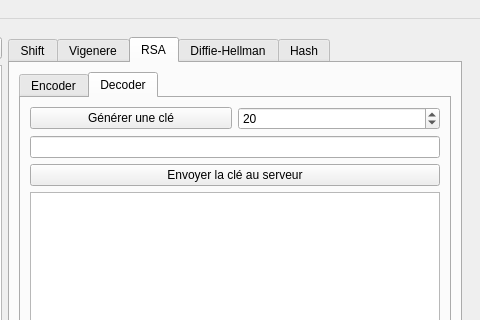
This is crypto_client.ui in aa-augsburger/ISC_Crypto as Qt 5 draws it before an edit; both pictures show x 471 to 951 and y 0 to 320 of the 951 by 762 pixel window. The edited form follows.
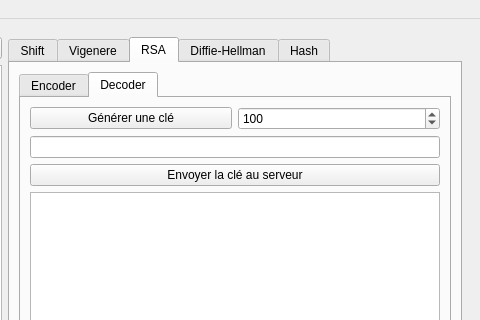
This is the edited form. The open tabs and pages were chosen to show the change.

Diff of the .ui file:
```diff
--- a/crypto_client.ui
+++ b/crypto_client.ui
@@ -558,8 +558,11 @@
                    </item>
                    <item>
                     <widget class="QSpinBox" name="rsa_decode_length">
+                     <property name="maximum">
+                      <number>300</number>
+                     </property>
                      <property name="value">
-                      <number>20</number>
+                      <number>100</number>
                      </property>
                     </widget>
                    </item>
```
Left out of the diff: 10 changed lines with no effect on the pictures.
